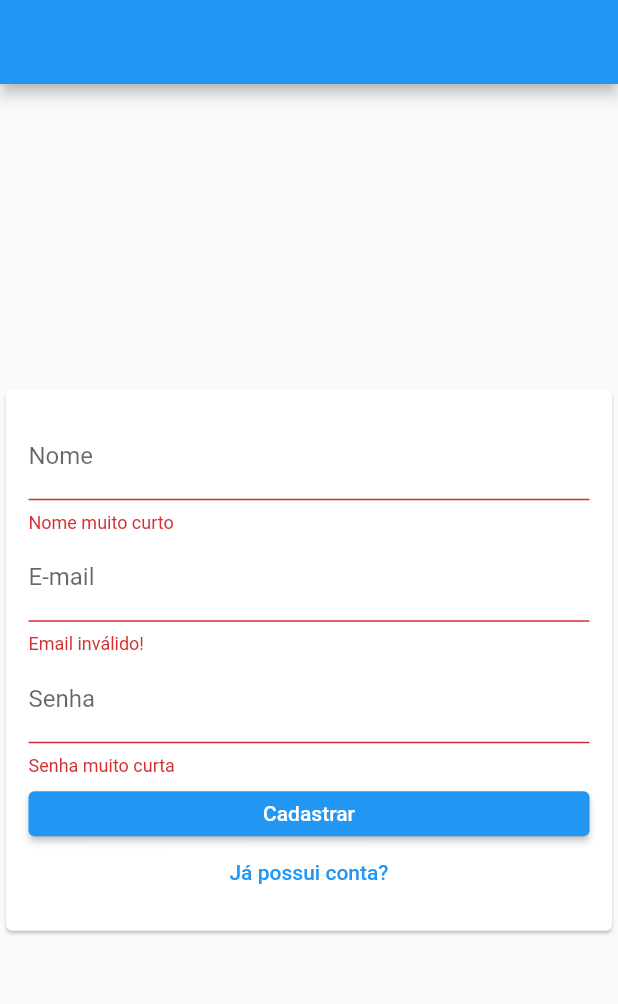
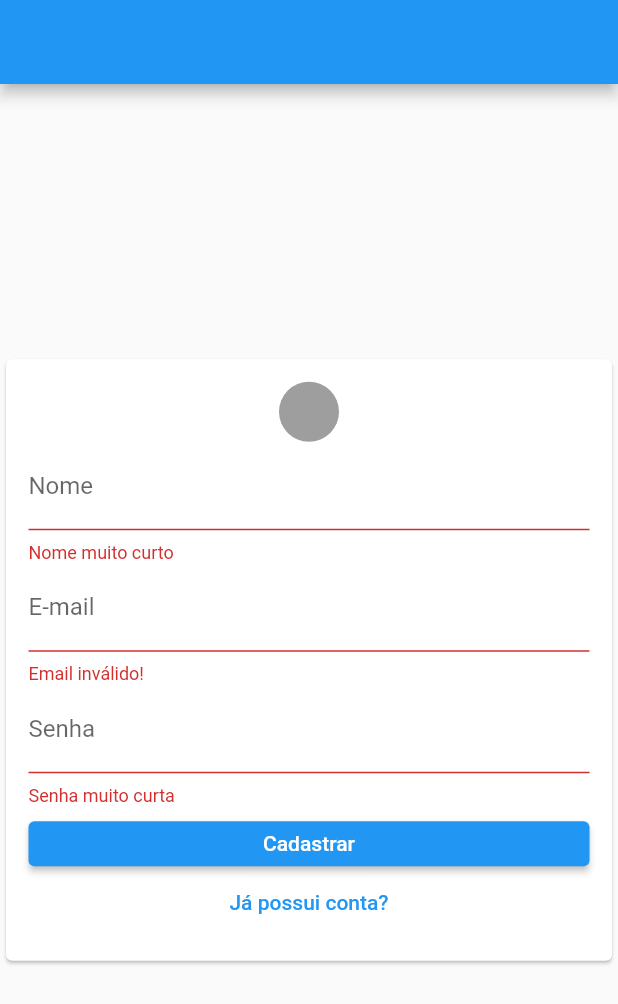
Before and after one commit to mechztcc/flutter-chat, a Flutter app: the screen it shows after launch, after a tap on "Criar nova conta", after a tap on "Cadastrar", on a phone screen of 412 x 824 dp. Shown: the top 1004 px of the screen. Run offline on Flutter 3.47's test engine with Material 2 defaults, Android fonts, the phone set to English and light mode, and no system bars.

Commit message:
feat: validate when image picker its not selected

```diff
--- a/lib/components/auth_form.dart
+++ b/lib/components/auth_form.dart
@@ -1,3 +1,6 @@
+import 'dart:io';
+
+import 'package:chat/components/user_image_picker.dart';
 import 'package:chat/models/auth_form_data.dart';
 import 'package:flutter/material.dart';
 
@@ -13,11 +16,26 @@ class _AuthFormState extends State<AuthForm> {
   final _formKey = GlobalKey<FormState>();
   final _formData = AuthFormData();
 
+  void showError(String msg) {
+    ScaffoldMessenger.of(context).showSnackBar(SnackBar(
+      content: Text(msg),
+      backgroundColor: Theme.of(context).errorColor,
+    ));
+  }
+
   void _submit() {
     final isValid = _formKey.currentState?.validate() ?? false;
     if (!isValid) return;
 
+    if (_formData.image == null && _formData.isSignup) {
+      return showError('Imagem não selecionada');
+    }
+
     widget.onSubmit(_formData);
+  }
+
+  void _handlePick(File file) {
+    _formData.image = file;
   }
 
   @override
@@ -31,6 +49,7 @@ class _AuthFormState extends State<AuthForm> {
           child: Column(
             children: [
               if (_formData.isSignup)
+                UserImagePicker(onImagePicker: _handlePick),
               TextFormField(
                 key: const ValueKey('name'),
                 initialValue: _formData.name,
--- /dev/null
+++ b/lib/components/user_image_picker.dart
@@ -0,0 +1,25 @@
+import 'dart:io';
+
+import 'package:flutter/material.dart';
+
+class UserImagePicker extends StatefulWidget {
+  final void Function(File image) onImagePicker;
+  const UserImagePicker({Key? key, required this.onImagePicker})
+      : super(key: key);
+
+  @override
+  State<UserImagePicker> createState() => _UserImagePickerState();
+}
+
+class _UserImagePickerState extends State<UserImagePicker> {
+  @override
+  Widget build(BuildContext context) {
+    return Column(
+      children: const [
+        CircleAvatar(
+          backgroundColor: Colors.grey,
+        ),
+      ],
+    );
+  }
+}
```
Lines whose indentation alone changed are shown as unchanged.
